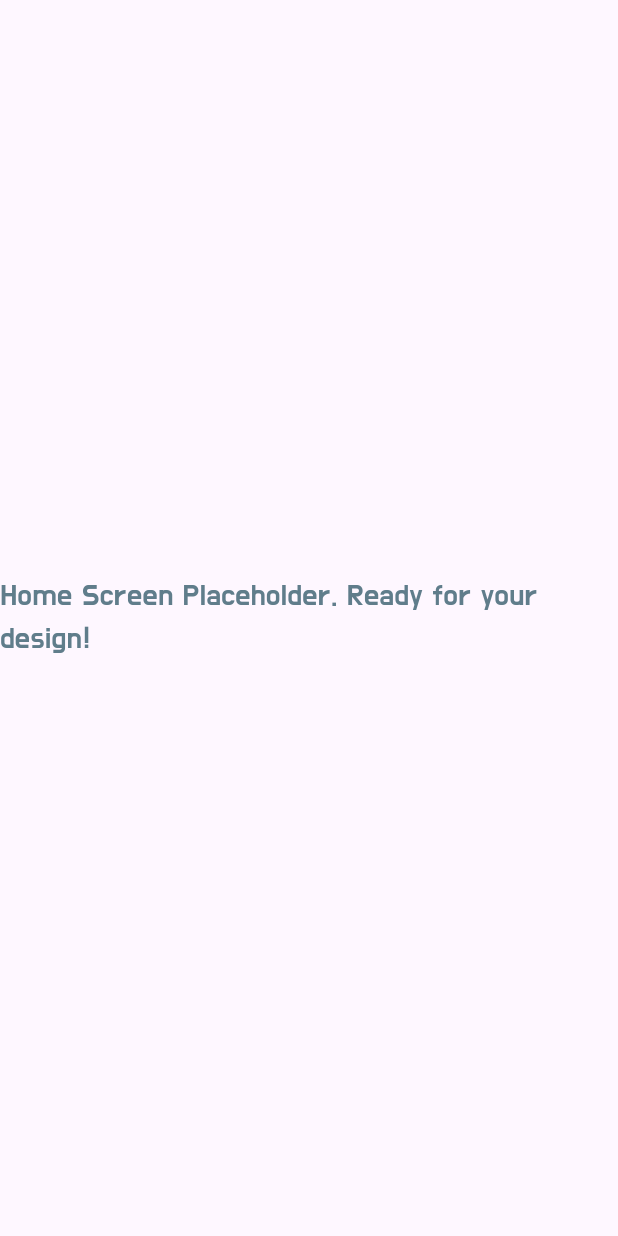
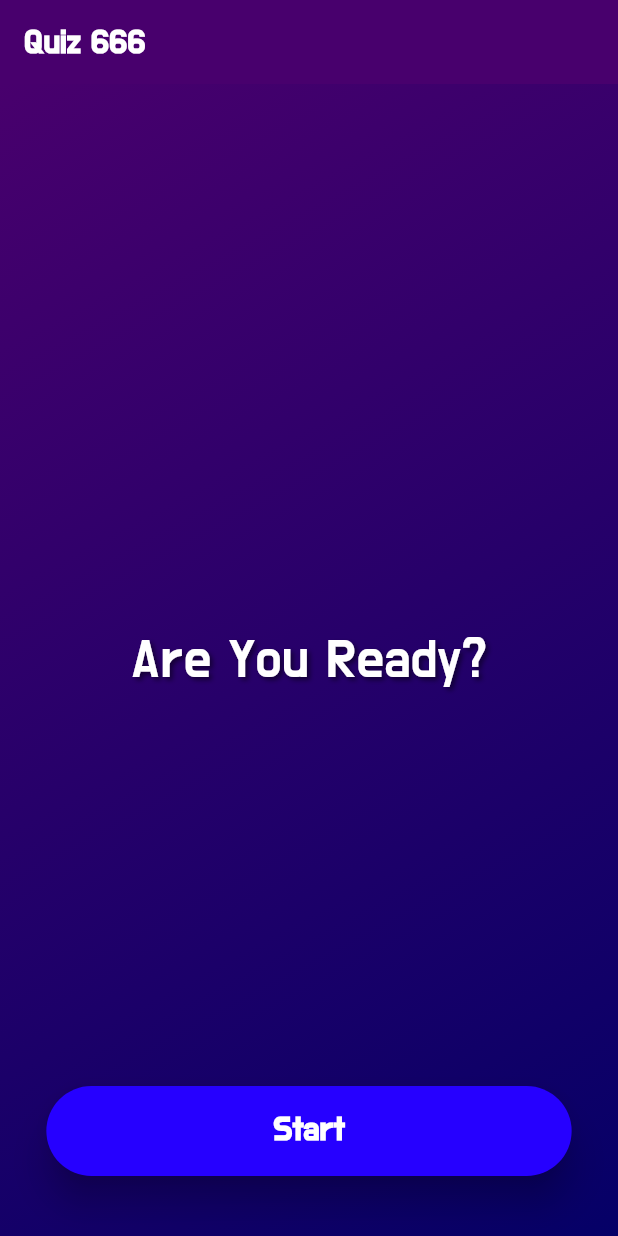
Before and after one commit to susenayw/Quiz-666, a Flutter app: the screen it shows after launch, on a phone screen of 412 x 824 dp. Run offline on Flutter 3.47's test engine with Material 3 defaults, Android fonts, the light colour scheme and no system bars.

Commit message:
Menambah home_screen.dart untuk home screen aplikasi

```diff
--- a/lib/home_screen.dart
+++ b/lib/home_screen.dart
@@ -1,16 +1,154 @@
 import 'package:flutter/material.dart';
 
-class HomeScreen extends StatelessWidget {
+// --- HOME SCREEN ---
+
+class HomeScreen extends StatefulWidget {
   const HomeScreen({super.key});
 
   @override
+  State<HomeScreen> createState() => _HomeScreenState();
+}
+
+class _HomeScreenState extends State<HomeScreen> with SingleTickerProviderStateMixin {
+  // Define the colors from the splash screen
+  final Color _startColor = const Color(0xFF48006D); // Dark Purple
+  final Color _endColor = const Color(0xFF050067);   // Dark Blue
+  final Color _buttonColor = const Color(0xFF2600FF); // Bright Blue (#2600FF)
+
+  // Controller for the button animation
+  late AnimationController _buttonController;
+  late Animation<Offset> _slideAnimation;
+  late Animation<double> _opacityAnimation;
+
+  @override
+  void initState() {
+    super.initState();
+
+    // Initialize Controller for the slide-in/fade-in animation
+    _buttonController = AnimationController(
+      duration: const Duration(milliseconds: 800), // Animation duration
+      vsync: this,
+    );
+
+    // Slide Animation: Button starts from below the screen and slides up
+    _slideAnimation = Tween<Offset>(
+      begin: const Offset(0, 1), // Start 100% off-screen below
+      end: Offset.zero,          // End at its normal position
+    ).animate(CurvedAnimation(
+      parent: _buttonController,
+      curve: Curves.easeOut,
+    ));
+
+    // Opacity Animation: Button fades in
+    _opacityAnimation = Tween<double>(begin: 0.0, end: 1.0).animate(
+      CurvedAnimation(
+        parent: _buttonController,
+        curve: Curves.easeIn,
+      ),
+    );
+
+    // Start the animation when the screen is loaded
+    _buttonController.forward();
+  }
+
+  @override
+  void dispose() {
+    _buttonController.dispose();
+    super.dispose();
+  }
+
+  @override
   Widget build(BuildContext context) {
-    // A simple container so the app doesn't crash after the splash screen
-    return const Scaffold(
-      body: Center(
-        child: Text(
-          'Home Screen Placeholder. Ready for your design!',
-          style: TextStyle(fontSize: 20, color: Colors.blueGrey),
+    return Scaffold(
+      // The AppBar has a gradient-matching color and the title
+      appBar: AppBar(
+        title: const Text(
+          'Quiz 666',
+          // The DoHyeon font is applied here via the MaterialApp theme
+          style: TextStyle(
+            fontWeight: FontWeight.bold,
+            color: Colors.white,
+          ),
+        ),
+        backgroundColor: _startColor,
+        elevation: 0, // Remove shadow
+      ),
+
+      // The Body must have the gradient background
+      body: Container(
+        width: double.infinity,
+        height: double.infinity,
+        decoration: BoxDecoration(
+          gradient: LinearGradient(
+            colors: [_startColor, _endColor],
+            begin: Alignment.topLeft,
+            end: Alignment.bottomRight,
+          ),
+        ),
+
+        child: Stack(
+          children: [
+            // Centered "Are You Ready?" Text
+            Center(
+              child: Text(
+                'Are You Ready?',
+                style: TextStyle(
+                  fontFamily: 'DoHyeon',
+                  fontSize: 36,
+                  color: Colors.white,
+                  shadows: [
+                    Shadow(
+                      color: Colors.black.withOpacity(0.5),
+                      blurRadius: 4,
+                      offset: const Offset(2, 2),
+                    ),
+                  ],
+                ),
+              ),
+            ),
+
+            // Animated Start Button at the Bottom
+            Align(
+              alignment: Alignment.bottomCenter,
+              child: Padding(
+                padding: const EdgeInsets.only(bottom: 40.0), // Space from the bottom edge
+
+                // Apply the slide-up and fade-in animations
+                child: SlideTransition(
+                  position: _slideAnimation,
+                  child: FadeTransition(
+                    opacity: _opacityAnimation,
+                    child: SizedBox(
+                      width: MediaQuery.of(context).size.width * 0.85, // 85% width
+                      height: 60,
+                      child: ElevatedButton(
+                        onPressed: () {
+                          // TODO: Implement navigation to the next screen (e.g., Registration)
+                          ScaffoldMessenger.of(context).showSnackBar(
+                            const SnackBar(content: Text('Start Button Pressed!')),
+                          );
+                        },
+                        style: ElevatedButton.styleFrom(
+                          backgroundColor: _buttonColor,
+                          foregroundColor: Colors.white,
+                          shape: RoundedRectangleBorder(
+                            borderRadius: BorderRadius.circular(30), // Highly rounded corners
+                          ),
+                          elevation: 10,
+                          textStyle: const TextStyle(
+                            fontFamily: 'DoHyeon',
+                            fontSize: 22,
+                            fontWeight: FontWeight.bold,
+                          ),
+                        ),
+                        child: const Text('Start'),
+                      ),
+                    ),
+                  ),
+                ),
+              ),
+            ),
+          ],
         ),
       ),
     );
```
